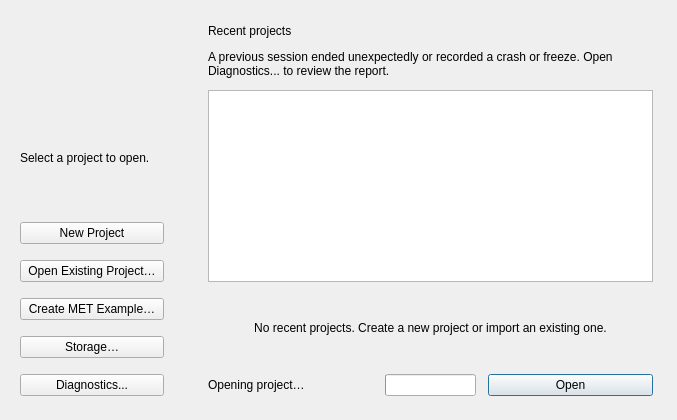
Old version of the form src/MainWindow/ui/project_chooser.ui in the repository eidora-desktop/EIDORA.
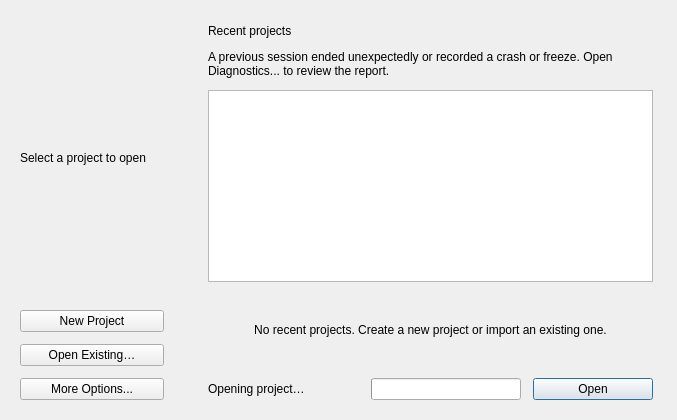
New version of the form.

```diff
--- a/src/MainWindow/ui/project_chooser.ui
+++ b/src/MainWindow/ui/project_chooser.ui
@@ -72,7 +72,7 @@
        <number>20</number>
       </property>
       <property name="bottomMargin">
-       <number>24</number>
+       <number>20</number>
       </property>
       <item alignment="Qt::AlignmentFlag::AlignHCenter">
        <widget class="QLabel" name="label_logo">
@@ -112,7 +112,7 @@
          <string>primary</string>
         </property>
         <property name="text">
-         <string>Select a project to open.</string>
+         <string>Select a project to open</string>
         </property>
         <property name="wordWrap">
          <bool>true</bool>
@@ -133,6 +133,24 @@
        </spacer>
       </item>
       <item>
+       <widget class="QWidget" name="projects_container" native="true">
+        <layout class="QVBoxLayout" name="verticalLayout">
+         <property name="spacing">
+          <number>12</number>
+         </property>
+         <property name="leftMargin">
+          <number>0</number>
+         </property>
+         <property name="topMargin">
+          <number>0</number>
+         </property>
+         <property name="rightMargin">
+          <number>0</number>
+         </property>
+         <property name="bottomMargin">
+          <number>0</number>
+         </property>
+         <item>
        <widget class="QPushButton" name="button_new_project">
         <property name="sizePolicy">
          <sizepolicy hsizetype="Expanding" vsizetype="Fixed">
@@ -154,13 +172,26 @@
          </sizepolicy>
         </property>
         <property name="text">
-         <string>Open Existing Project…</string>
+            <string>Open Existing…</string>
         </property>
        </widget>
       </item>
-      <item><widget class="QPushButton" name="button_starter"><property name="text"><string>Create MET Example…</string></property></widget></item>
-      <item><widget class="QPushButton" name="button_storage"><property name="toolTip"><string>Manage storage and cached resources</string></property><property name="text"><string>Storage…</string></property></widget></item>
-      <item><widget class="QPushButton" name="button_report"><property name="text"><string>Diagnostics...</string></property></widget></item>
+         <item>
+          <widget class="QPushButton" name="button_more_options">
+           <property name="sizePolicy">
+            <sizepolicy hsizetype="Expanding" vsizetype="Fixed">
+             <horstretch>0</horstretch>
+             <verstretch>0</verstretch>
+            </sizepolicy>
+           </property>
+           <property name="text">
+            <string>More Options...</string>
+           </property>
+          </widget>
+         </item>
+        </layout>
+       </widget>
+      </item>
      </layout>
     </widget>
    </item>
@@ -186,7 +217,7 @@
        <number>24</number>
       </property>
       <property name="bottomMargin">
-       <number>24</number>
+       <number>20</number>
       </property>
       <item>
        <widget class="QLabel" name="label_recent_projects">
@@ -246,11 +277,27 @@
        </widget>
       </item>
       <item>
+       <widget class="QWidget" name="open_container" native="true">
        <layout class="QHBoxLayout" name="layout_project_actions">
+         <property name="spacing">
+          <number>12</number>
+         </property>
+         <property name="leftMargin">
+          <number>0</number>
+         </property>
+         <property name="topMargin">
+          <number>0</number>
+         </property>
+         <property name="rightMargin">
+          <number>0</number>
+         </property>
+         <property name="bottomMargin">
+          <number>0</number>
+         </property>
         <item>
          <widget class="QLabel" name="label_opening_project">
           <property name="sizePolicy">
-           <sizepolicy hsizetype="Ignored" vsizetype="Preferred">
+            <sizepolicy hsizetype="Expanding" vsizetype="Preferred">
             <horstretch>0</horstretch>
             <verstretch>0</verstretch>
            </sizepolicy>
@@ -266,7 +313,7 @@
         <item>
          <widget class="QProgressBar" name="progress_opening_project">
           <property name="sizePolicy">
-           <sizepolicy hsizetype="Fixed" vsizetype="Fixed">
+            <sizepolicy hsizetype="Expanding" vsizetype="Fixed">
             <horstretch>0</horstretch>
             <verstretch>0</verstretch>
            </sizepolicy>
@@ -287,9 +334,15 @@
         </item>
         <item>
          <widget class="QPushButton" name="button_open_project">
+           <property name="sizePolicy">
+            <sizepolicy hsizetype="Minimum" vsizetype="Fixed">
+             <horstretch>0</horstretch>
+             <verstretch>0</verstretch>
+            </sizepolicy>
+           </property>
           <property name="minimumSize">
            <size>
-            <width>76</width>
+             <width>120</width>
             <height>0</height>
            </size>
           </property>
@@ -302,6 +355,7 @@
          </widget>
         </item>
        </layout>
+       </widget>
       </item>
      </layout>
     </widget>
```
Left out of the diff: 38 changed lines with no effect on the pictures. Lines whose indentation alone changed are shown as unchanged.
